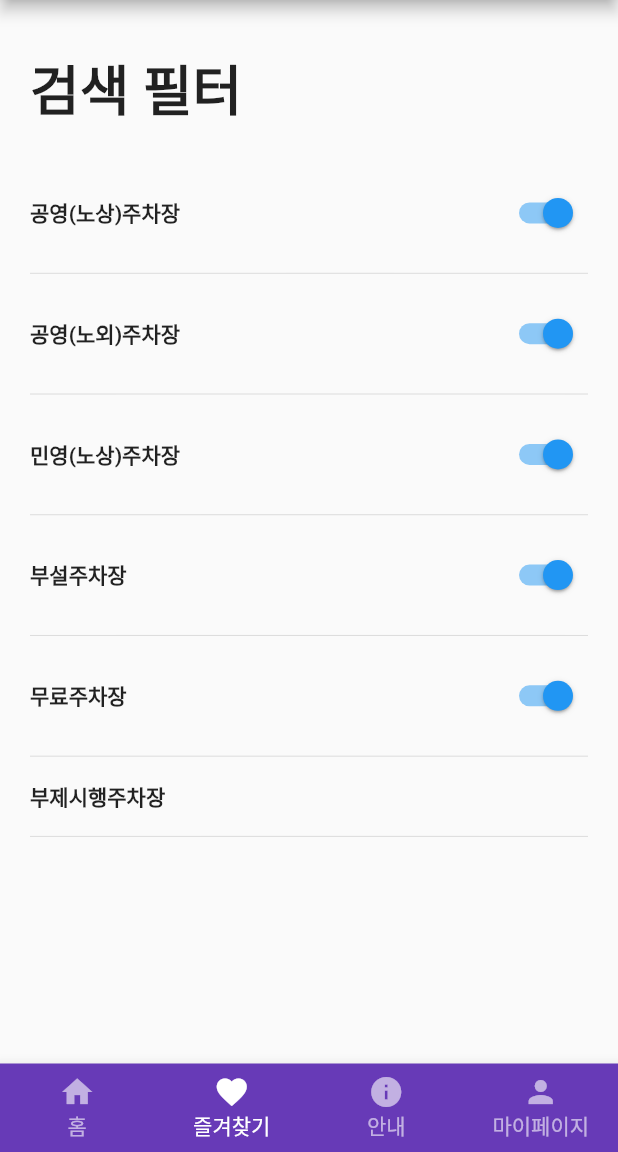
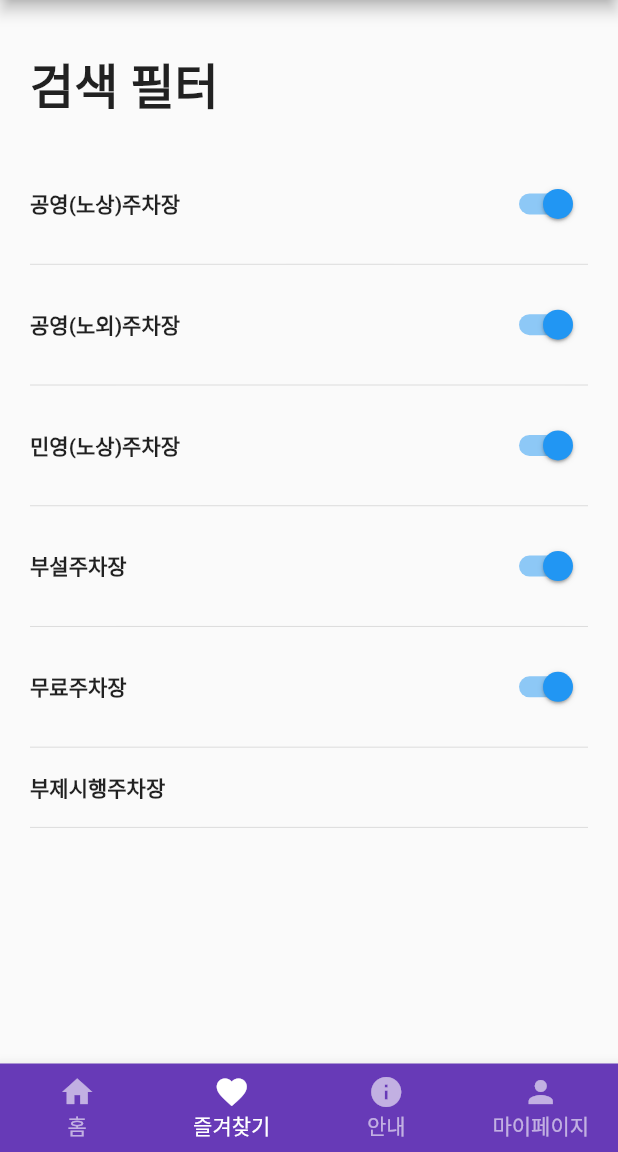
Before and after one commit to SunkiPang/paKING, a Flutter app: the HomeScreen screen opened directly, item 2 of the bottom bar chosen, on a phone screen of 412 x 824 dp, the part 84-1236 px from its top. Run offline on Flutter 3.47's test engine with Material 2 defaults, Android fonts, the phone set to English and light mode, and no system bars; our stand-ins replace google_maps_flutter.

Commit message:
[UPDATE] 필터 페이지 폰트 크기 조절

```diff
--- a/lib/filter_page.dart
+++ b/lib/filter_page.dart
@@ -23,7 +23,7 @@ class _FilterPageState extends State<FilterPage> {
           children: [
             Text(
               "검색 필터",
-              style: TextStyle(fontWeight: FontWeight.bold, fontSize: 36),
+              style: TextStyle(fontWeight: FontWeight.bold, fontSize: 32),
             ),
             SizedBox(
               height: size.height * 0.04,
```
